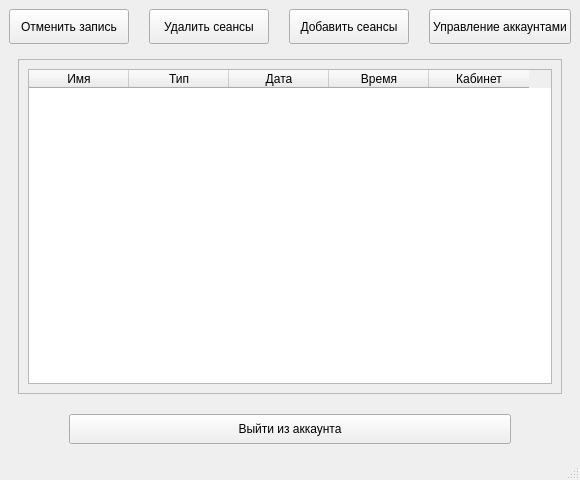
Above: adminmenu.ui from iktkhor/dentapp before the change. Below: the same form after it.
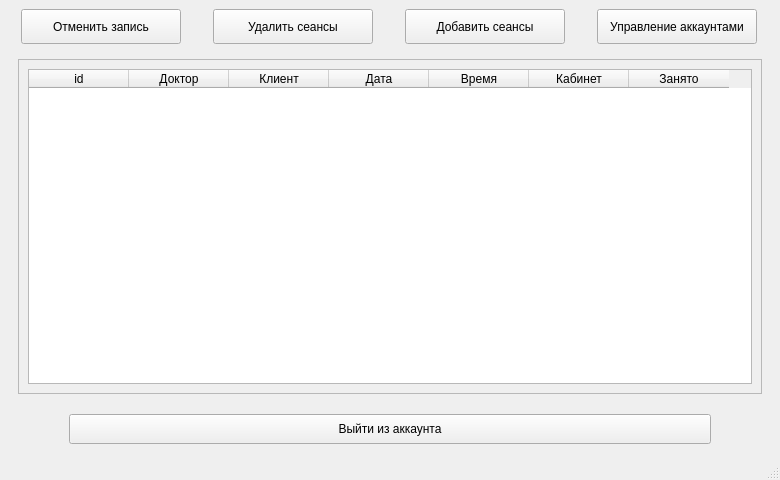
That is the form after the change. The open tabs and pages were chosen to show the change.

What changed in the file:
```diff
--- a/adminmenu.ui
+++ b/adminmenu.ui
@@ -6,13 +6,13 @@
    <rect>
     <x>0</x>
     <y>0</y>
-    <width>580</width>
+    <width>780</width>
     <height>480</height>
    </rect>
   </property>
   <property name="minimumSize">
    <size>
-    <width>580</width>
+    <width>780</width>
     <height>480</height>
    </size>
   </property>
@@ -121,7 +121,7 @@
             <rect>
              <x>0</x>
              <y>0</y>
-             <width>542</width>
+             <width>742</width>
              <height>312</height>
             </rect>
            </property>
@@ -130,12 +130,17 @@
              <widget class="QTableWidget" name="sessions_table">
               <column>
                <property name="text">
-                <string>Имя</string>
+                <string>id</string>
                </property>
               </column>
               <column>
                <property name="text">
-                <string>Тип</string>
+                <string>Доктор</string>
+               </property>
+              </column>
+              <column>
+               <property name="text">
+                <string>Клиент</string>
                </property>
               </column>
               <column>
@@ -153,6 +158,11 @@
                 <string>Кабинет</string>
                </property>
               </column>
+              <column>
+               <property name="text">
+                <string>Занято</string>
+               </property>
+              </column>
              </widget>
             </item>
            </layout>
```
Left out of the diff: 12 changed lines with no effect on the pictures.
